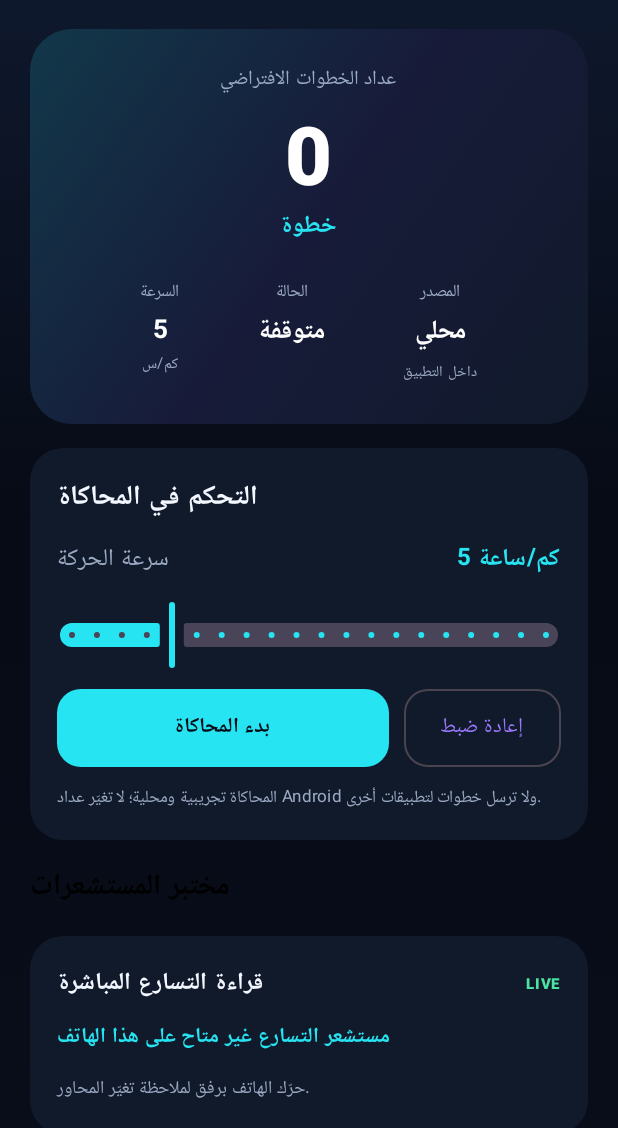
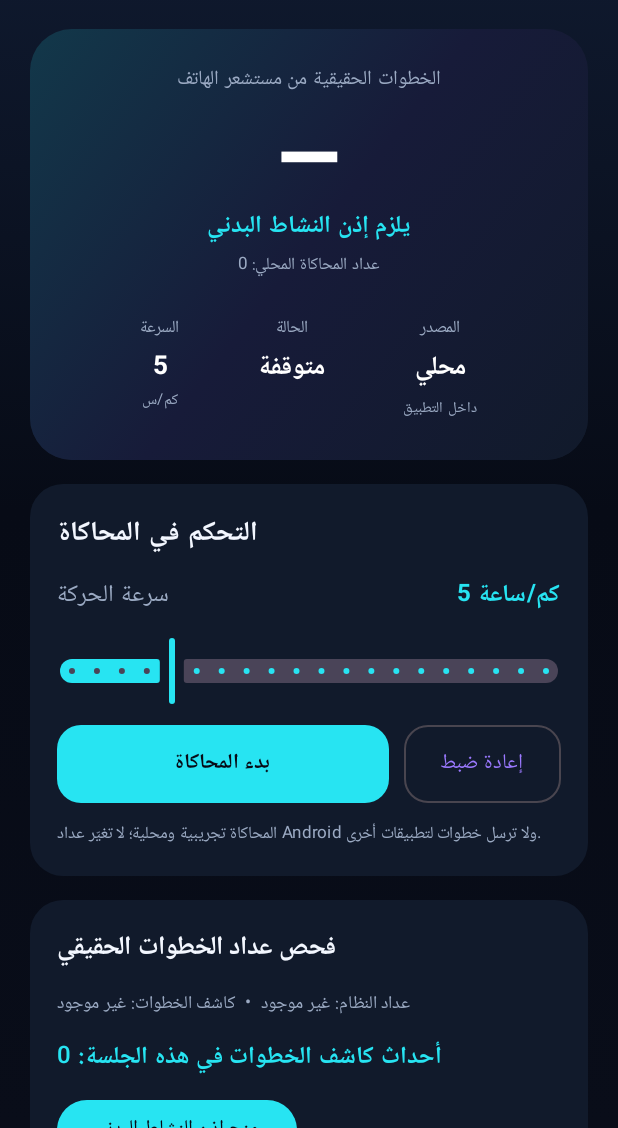
Before and after one commit to omegathor3-afk/sweatcoin-tip, an Android app built with Jetpack Compose: the screen it shows after launch (MainActivity), on a phone screen of 412 x 824 dp, the part 108-1236 px from its top. Run offline under Robolectric (Android 15) with nearby library versions, the phone set to English and light mode, and no system bars.

Commit message:
Add real Android step counter and detector diagnostics

```diff
--- a/app/src/main/java/com/omegathor3/motionlab/MainActivity.kt
+++ b/app/src/main/java/com/omegathor3/motionlab/MainActivity.kt
@@ -1,12 +1,17 @@
 package com.omegathor3.motionlab
 
+import android.Manifest
 import android.content.Context
+import android.content.pm.PackageManager
+import android.os.Build
 import android.hardware.Sensor
 import android.hardware.SensorEvent
 import android.hardware.SensorEventListener
 import android.hardware.SensorManager
 import android.os.Bundle
 import androidx.activity.ComponentActivity
+import androidx.activity.compose.rememberLauncherForActivityResult
+import androidx.activity.result.contract.ActivityResultContracts
 import androidx.activity.compose.setContent
 import androidx.compose.foundation.background
 import androidx.compose.foundation.layout.*
@@ -50,13 +55,25 @@ private fun MotionLabScreen(context: Context) {
     var steps by remember { mutableIntStateOf(0) }
     var running by remember { mutableStateOf(false) }
     var acceleration by remember { mutableStateOf("في انتظار قراءة المستشعر…") }
+    var hardwareSteps by remember { mutableStateOf<Long?>(null) }
+    var detectorEvents by remember { mutableIntStateOf(0) }
+    var counterBaseline by remember { mutableStateOf<Float?>(null) }
+    var hasActivityPermission by remember {
+        mutableStateOf(Build.VERSION.SDK_INT < Build.VERSION_CODES.Q ||
+            context.checkSelfPermission(Manifest.permission.ACTIVITY_RECOGNITION) == PackageManager.PERMISSION_GRANTED)
+    }
+    val permissionLauncher = rememberLauncherForActivityResult(
+        ActivityResultContracts.RequestPermission()
+    ) { granted -> hasActivityPermission = granted }
 
     val sensorManager = remember { context.getSystemService(Context.SENSOR_SERVICE) as SensorManager }
     val accelerometer = remember { sensorManager.getDefaultSensor(Sensor.TYPE_ACCELEROMETER) }
+    val stepCounterSensor = remember { sensorManager.getDefaultSensor(Sensor.TYPE_STEP_COUNTER) }
+    val stepDetectorSensor = remember { sensorManager.getDefaultSensor(Sensor.TYPE_STEP_DETECTOR) }
     val sensors = remember {
         listOf(
             "مقياس التسارع" to Sensor.TYPE_ACCELEROMETER,
-            "عداد الخطوات" to Sensor.TYPE_STEP_COUNTER,
+            "عداد الخطوات الحقيقي" to Sensor.TYPE_STEP_COUNTER,
             "كاشف الخطوات" to Sensor.TYPE_STEP_DETECTOR,
             "الجيروسكوب" to Sensor.TYPE_GYROSCOPE
         ).map { (label, type) -> label to (sensorManager.getDefaultSensor(type) != null) }
@@ -76,6 +93,38 @@ private fun MotionLabScreen(context: Context) {
                 override fun onAccuracyChanged(sensor: Sensor?, accuracy: Int) = Unit
             }
             sensorManager.registerListener(listener, accelerometer, SensorManager.SENSOR_DELAY_UI)
+            onDispose { sensorManager.unregisterListener(listener) }
+        }
+    }
+
+    DisposableEffect(stepCounterSensor, stepDetectorSensor, hasActivityPermission) {
+        if (!hasActivityPermission) {
+            onDispose { }
+        } else {
+            val listener = object : SensorEventListener {
+                override fun onSensorChanged(event: SensorEvent) {
+                    when (event.sensor.type) {
+                        Sensor.TYPE_STEP_COUNTER -> {
+                            val totalSinceBoot = event.values[0]
+                            val baseline = counterBaseline
+                            if (baseline == null) {
+                                counterBaseline = totalSinceBoot
+                                hardwareSteps = 0L
+                            } else {
+                                hardwareSteps = (totalSinceBoot - baseline).toLong().coerceAtLeast(0L)
+                            }
+                        }
+                        Sensor.TYPE_STEP_DETECTOR -> detectorEvents += 1
+                    }
+                }
+                override fun onAccuracyChanged(sensor: Sensor?, accuracy: Int) = Unit
+            }
+            stepCounterSensor?.let {
+                sensorManager.registerListener(listener, it, SensorManager.SENSOR_DELAY_NORMAL)
+            }
+            stepDetectorSensor?.let {
+                sensorManager.registerListener(listener, it, SensorManager.SENSOR_DELAY_NORMAL)
+            }
             onDispose { sensorManager.unregisterListener(listener) }
         }
     }
@@ -135,10 +184,11 @@ private fun MotionLabScreen(context: Context) {
                         ).padding(22.dp)
                     ) {
                         Column(horizontalAlignment = Alignment.CenterHorizontally, modifier = Modifier.fillMaxWidth()) {
-                            Text("عداد الخطوات الافتراضي", color = Muted, fontSize = 13.sp)
+                            Text("الخطوات الحقيقية من مستشعر الهاتف", color = Muted, fontSize = 13.sp)
                             Spacer(Modifier.height(8.dp))
-                            Text("%,d".format(steps), fontSize = 54.sp, fontWeight = FontWeight.Black, color = Color.White)
-                            Text("خطوة", color = Cyan, fontWeight = FontWeight.Bold)
+                            Text(hardwareSteps?.let { "%,d".format(it) } ?: "—", fontSize = 54.sp, fontWeight = FontWeight.Black, color = Color.White)
+                            Text(if (!hasActivityPermission) "يلزم إذن النشاط البدني" else "خطوة مكتشفة من مستشعر الهاتف", color = Cyan, fontWeight = FontWeight.Bold)
+                            Text("عداد المحاكاة المحلي: %,d".format(steps), color = Muted, fontSize = 11.sp)
                             Spacer(Modifier.height(18.dp))
                             Row(Modifier.fillMaxWidth(), horizontalArrangement = Arrangement.SpaceEvenly) {
                                 Metric("السرعة", "$speed", "كم/س")
@@ -190,6 +240,25 @@ private fun MotionLabScreen(context: Context) {
                     }
                 }
 
+                Card(shape = RoundedCornerShape(22.dp), colors = CardDefaults.cardColors(containerColor = Panel)) {
+                    Column(Modifier.fillMaxWidth().padding(18.dp), verticalArrangement = Arrangement.spacedBy(10.dp)) {
+                        Text("فحص عداد الخطوات الحقيقي", fontSize = 17.sp, fontWeight = FontWeight.Bold)
+                        Text("عداد النظام: " + if (stepCounterSensor != null) "متاح" else "غير موجود" +
+                            "  •  كاشف الخطوات: " + if (stepDetectorSensor != null) "متاح" else "غير موجود",
+                            color = Muted, fontSize = 12.sp)
+                        Text("أحداث كاشف الخطوات في هذه الجلسة: $detectorEvents", color = Cyan, fontWeight = FontWeight.SemiBold)
+                        if (!hasActivityPermission && Build.VERSION.SDK_INT >= Build.VERSION_CODES.Q) {
+                            Button(onClick = { permissionLauncher.launch(Manifest.permission.ACTIVITY_RECOGNITION) }) {
+                                Text("منح إذن النشاط البدني")
+                            }
+                        } else {
+                            Text(if (hardwareSteps == null) "في انتظار أول قراءة من مستشعر الخطوات…" else
+                                "المستشعر يعمل. امشِ بشكل طبيعي والهاتف في جيبك لاختبار العد.",
+                                color = Green, fontSize = 12.sp)
+                        }
+                    }
+                }
+
                 Text("مختبر المستشعرات", fontSize = 19.sp, fontWeight = FontWeight.Bold)
                 Card(shape = RoundedCornerShape(22.dp), colors = CardDefaults.cardColors(containerColor = Panel)) {
                     Column(Modifier.fillMaxWidth().padding(18.dp), verticalArrangement = Arrangement.spacedBy(10.dp)) {
```
